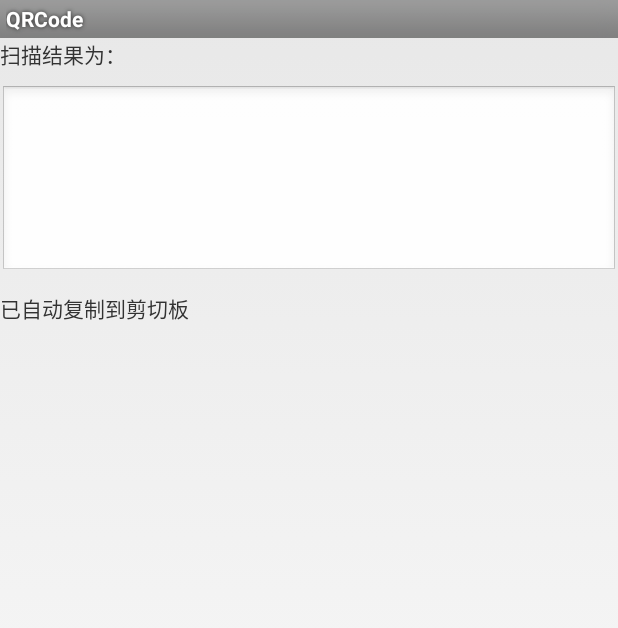
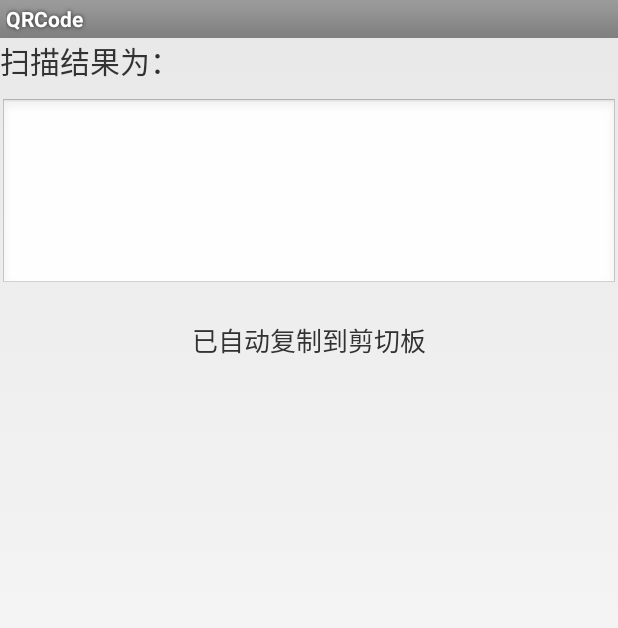
Before and after one commit to jianboy/QRCode, an Android app: the ResultActivity screen opened directly, with no data from a screen before it, on a phone screen of 412 x 824 dp. Shown: the top 628 px of the screen. Run offline under Robolectric (Android 15) with nearby library versions, the phone set to English and light mode, and no system bars; 3 statements that could not run were skipped.

```diff
--- a/app/build.gradle
+++ b/app/build.gradle
@@ -4,6 +4,8 @@ android {
     compileSdkVersion 28
 
     defaultConfig {
+        versionCode 13
+        versionName "1.13"
         applicationId "me.yoqi.qrcode"
         minSdkVersion 14
         targetSdkVersion 28
--- a/app/src/main/AndroidManifest.xml
+++ b/app/src/main/AndroidManifest.xml
@@ -1,9 +1,7 @@
 <?xml version="1.0" encoding="utf-8"?>
 <manifest xmlns:android="http://schemas.android.com/apk/res/android"
     package="me.yoqi.qrcode"
-    android:installLocation="auto"
-    android:versionCode="2"
-    android:versionName="1.0.1" >
+    android:installLocation="auto">
 
     <uses-permission android:name="android.permission.CAMERA" />
    <!-- <uses-permission android:name="android.permission.INTERNET" />-->
--- a/app/src/main/java/me/yoqi/qrcode/ResultActivity.java
+++ b/app/src/main/java/me/yoqi/qrcode/ResultActivity.java
@@ -1,19 +1,24 @@
 package me.yoqi.qrcode;
-
-import me.yoqi.qrcode.R;
 
 import android.annotation.SuppressLint;
 import android.app.Activity;
 import android.content.ClipData;
 import android.content.ClipboardManager;
 import android.content.Intent;
+import android.net.Uri;
 import android.os.Bundle;
+import android.view.View;
+import android.widget.Button;
 import android.widget.EditText;
+
+import me.yoqi.qrcode.utils.StringUtils;
 
 public class ResultActivity extends Activity {
 
     private EditText et_result;
+    private Button btn_url;
     ClipboardManager myClipboard;
+    String text;
 
     @SuppressLint("NewApi")
     @Override
@@ -22,10 +27,15 @@ public class ResultActivity extends Activity {
         setContentView(R.layout.activity_result);
         initView();
         Intent intent = getIntent();
-		String text = intent.getStringExtra("text");
+        text = intent.getStringExtra("text");
         et_result.setText(text);
+        if (StringUtils.isHttpUrl(text)) {
+            btn_url.setVisibility(View.VISIBLE);
+        } else {
+            btn_url.setVisibility(View.GONE);
+        }
 
-		myClipboard = (ClipboardManager)getSystemService(CLIPBOARD_SERVICE);
+        myClipboard = (ClipboardManager) getSystemService(CLIPBOARD_SERVICE);
 
         ClipData myClip = ClipData.newPlainText("text", text);
         myClipboard.setPrimaryClip(myClip);
@@ -33,5 +43,15 @@ public class ResultActivity extends Activity {
 
     private void initView() {
         et_result = (EditText) findViewById(R.id.et_result);
+        btn_url = (Button) findViewById(R.id.btn_url);
+        btn_url.setOnClickListener(new View.OnClickListener() {
+            @Override
+            public void onClick(View v) {
+                Intent intent = new Intent();
+                intent.setData(Uri.parse(text));//Url 就是你要打开的网址
+                intent.setAction(Intent.ACTION_VIEW);
+                startActivity(intent); //启动浏览器
+            }
+        });
     }
 }
--- /dev/null
+++ b/app/src/main/java/me/yoqi/qrcode/utils/StringUtils.java
@@ -0,0 +1,30 @@
+package me.yoqi.qrcode.utils;
+
+import java.util.regex.Matcher;
+import java.util.regex.Pattern;
+
+public class StringUtils {
+
+    /**
+     * 判断字符串是否为网址
+     *
+     * @param urls 链接字符串
+     * @return
+     */
+    public static boolean isHttpUrl(String urls) {
+        boolean isurl = false;
+        if (urls.startsWith("http://") || urls.startsWith("https://")){
+            return true;
+        }
+        String regex = "(((https|http)?://)?([a-z0-9]+[.])|(www.))"
+                + "\\w+[.|\\/]([a-z0-9]{0,})?[[.]([a-z0-9]{0,})]+((/[\\S&&[^,;\u4E00-\u9FA5]]+)+)?([.][a-z0-9]{0,}+|/?)";//设置正则表达式
+
+        Pattern pat = Pattern.compile(regex.trim());//比对
+        Matcher mat = pat.matcher(urls.trim());
+        isurl = mat.matches();//判断是否匹配
+        if (isurl) {
+            isurl = true;
+        }
+        return isurl;
+    }
+}
--- a/app/src/main/res/layout/activity_result.xml
+++ b/app/src/main/res/layout/activity_result.xml
@@ -9,6 +9,7 @@
         android:layout_width="match_parent"
         android:layout_height="wrap_content"
         android:layout_marginBottom="10dp"
+        android:textSize="20dp"
         android:text="@string/scan_result" />
 
     <EditText
@@ -16,11 +17,21 @@
         android:layout_width="match_parent"
         android:layout_height="wrap_content"
         android:layout_marginBottom="10dp"
-        android:lines="5" />
+        android:minLines="5" />
+
+    <Button
+        android:id="@+id/btn_url"
+        android:layout_width="match_parent"
+        android:layout_height="wrap_content"
+        android:text="@string/qrcode_open"
+        android:visibility="gone" />
 
     <TextView
         android:layout_width="match_parent"
         android:layout_height="wrap_content"
-        android:text="@string/auto_copy" />
+        android:paddingTop="10dp"
+        android:gravity="center"
+        android:text="@string/auto_copy"
+        android:textSize="17sp" />
 
 </LinearLayout>
```
Also changed, not shown: app/src/main/java/me/yoqi/qrcode/CaptureActivity.java (+17 -3 lines), 1 other file. Lines whose indentation alone changed are shown as unchanged.
